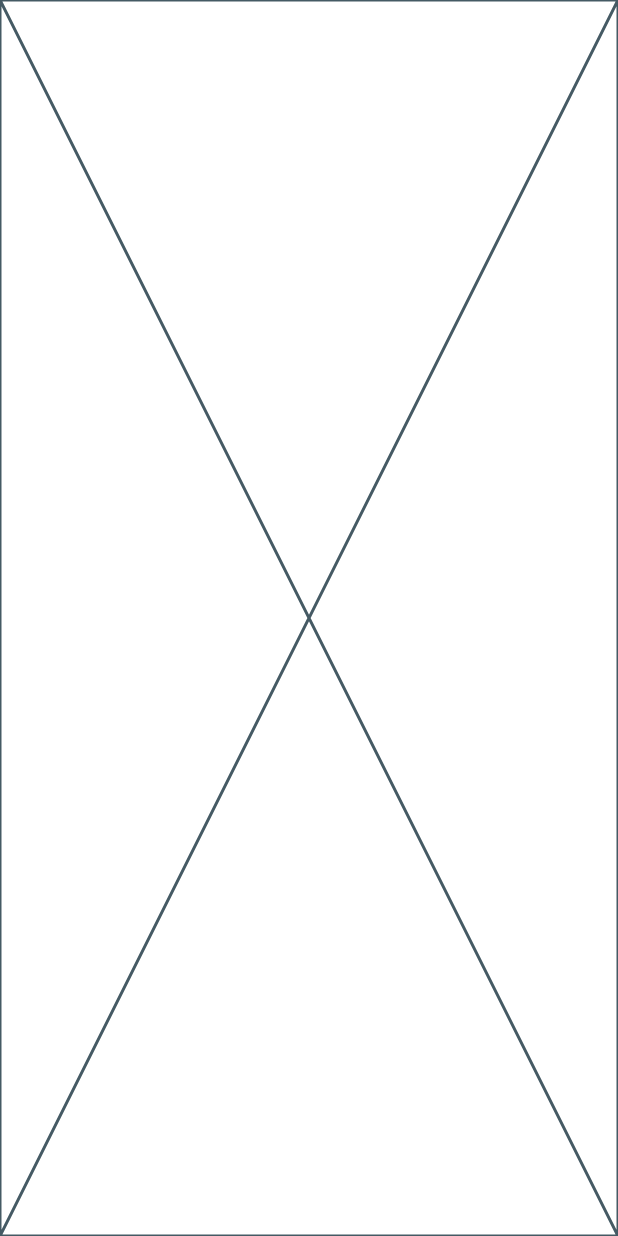
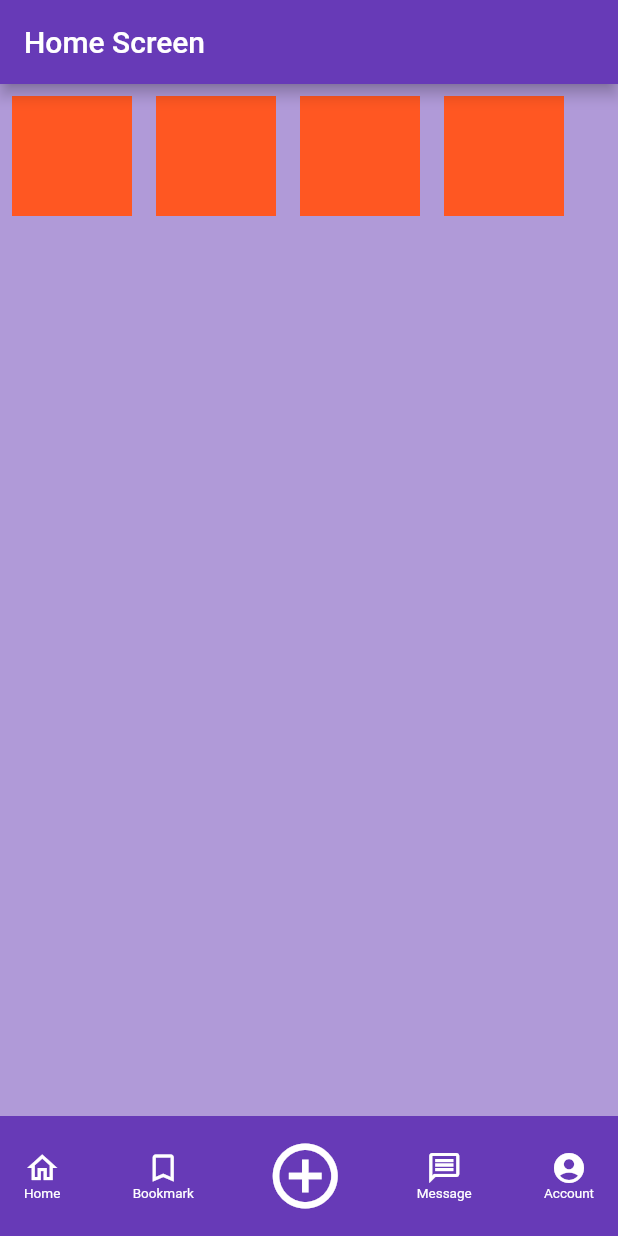
Before and after one commit to iamankitm05/go-router-flutter-app, a Flutter app: the screen it shows after launch, on a phone screen of 412 x 824 dp. Run offline on Flutter 3.47's test engine with Material 2 defaults, Android fonts, the light colour scheme and no system bars; our stand-ins replace go_router.

Commit message:
create screens

```diff
--- a/lib/main.dart
+++ b/lib/main.dart
@@ -1,26 +1,23 @@
 import 'package:flutter/material.dart';
-import 'package:go_router/go_router.dart';
-import 'package:go_router_flutter_app/screens/home_screen.dart';
+import 'package:go_router_flutter_app/routes/app_router.dart';
 
 void main(List<String> args) {
-  runApp(MyApp());
+  runApp(const MyApp());
 }
 
 class MyApp extends StatelessWidget {
-  MyApp({super.key});
+  const MyApp({super.key});
 
   @override
   Widget build(BuildContext context) {
     return MaterialApp.router(
       debugShowCheckedModeBanner: false,
-      routerConfig: router,
+      title: "go router navigation app",
+      theme: ThemeData(
+        primaryColor: Colors.deepPurple,
+        appBarTheme: const AppBarTheme(color: Colors.deepPurple),
+      ),
+      routerConfig: AppRouter().router,
     );
   }
-
-  final GoRouter router = GoRouter(routes: [
-    GoRoute(
-      path: '/',
-      builder: (context, state) => const HomeScreen(),
-    )
-  ]);
 }
--- /dev/null
+++ b/lib/routes/app_router.dart
@@ -0,0 +1,50 @@
+import 'package:flutter/material.dart';
+import 'package:go_router/go_router.dart';
+import 'package:go_router_flutter_app/routes/route_constants.dart';
+import 'package:go_router_flutter_app/screens/account_screen.dart';
+import 'package:go_router_flutter_app/screens/bookmarker_screen.dart';
+import 'package:go_router_flutter_app/screens/home_screen.dart';
+import 'package:go_router_flutter_app/screens/message_screen.dart';
+
+class AppRouter {
+  final GoRouter router = GoRouter(
+    routes: [
+      GoRoute(
+        name: RouteConstants.home,
+        path: '/',
+        pageBuilder: (context, state) {
+          return const MaterialPage(child: HomeScreen());
+        },
+      ),
+      GoRoute(
+        name: RouteConstants.account,
+        path: '/account',
+        pageBuilder: (context, state) {
+          return const MaterialPage(child: AccountScreen());
+        },
+      ),
+      GoRoute(
+        name: RouteConstants.chats,
+        path: '/chats',
+        pageBuilder: (context, state) {
+          return const MaterialPage(child: MessageScreen());
+        },
+      ),
+      GoRoute(
+        name: RouteConstants.bookmarker,
+        path: '/bookmarker',
+        pageBuilder: (context, state) {
+          return const MaterialPage(child: BookMarkerScreen());
+        },
+      ),
+    ],
+    redirect: (context, state) async {
+      bool isAuthenticated = false & true;
+      if(isAuthenticated) {
+        return state.namedLocation(RouteConstants.account);
+      }
+
+      return null;
+    },
+  );
+}
--- /dev/null
+++ b/lib/routes/route_constants.dart
@@ -0,0 +1,7 @@
+class RouteConstants {
+  static const String home = "home";
+  static const String account = "account";
+  static const String chats = "chats";
+  static const String create = "create";
+  static const String bookmarker = "bookmarker";
+}
--- /dev/null
+++ b/lib/screens/account_screen.dart
@@ -0,0 +1,19 @@
+import 'package:flutter/material.dart';
+import 'package:go_router_flutter_app/widgets/custom_bottom_navbar/custom_bottom_navbar.dart';
+
+class AccountScreen extends StatelessWidget {
+  const AccountScreen({super.key});
+
+  @override
+  Widget build(BuildContext context) {
+    return Scaffold(
+      appBar: AppBar(
+        title: const Text("Account Screen"),
+      ),
+      bottomNavigationBar: const CustomBottomNavBar(),
+      body: Container(
+        color: Colors.deepOrange,
+      ),
+    );
+  }
+}
--- /dev/null
+++ b/lib/screens/bookmarker_screen.dart
@@ -0,0 +1,19 @@
+import 'package:flutter/material.dart';
+import 'package:go_router_flutter_app/widgets/custom_bottom_navbar/custom_bottom_navbar.dart';
+
+class BookMarkerScreen extends StatelessWidget {
+  const BookMarkerScreen({super.key});
+
+  @override
+  Widget build(BuildContext context) {
+    return Scaffold(
+      appBar: AppBar(
+        title: const Text("Bookmarker Screen"),
+      ),
+      bottomNavigationBar: const CustomBottomNavBar(),
+      body: Container(
+        color: Colors.blue,
+      ),
+    );
+  }
+}
--- a/lib/screens/home_screen.dart
+++ b/lib/screens/home_screen.dart
@@ -1,10 +1,47 @@
 import 'package:flutter/material.dart';
+import 'package:go_router_flutter_app/widgets/custom_bottom_navbar/custom_bottom_navbar.dart';
 
 class HomeScreen extends StatelessWidget {
   const HomeScreen({super.key});
 
   @override
   Widget build(BuildContext context) {
-    return const Placeholder();
+    return Scaffold(
+      bottomNavigationBar: const CustomBottomNavBar(),
+      appBar: AppBar(
+        title: const Text("Home Screen"),
+      ),
+      body: Container(
+        width: double.infinity,
+        height: double.infinity,
+        color: Colors.deepPurple.withOpacity(0.5),
+        child: Wrap(children: [
+          Container(
+            width: 80,
+            height: 80,
+            margin: const EdgeInsets.all(8),
+            color: Colors.deepOrange,
+          ),
+          Container(
+            width: 80,
+            height: 80,
+            margin: const EdgeInsets.all(8),
+            color: Colors.deepOrange,
+          ),
+          Container(
+            width: 80,
+            height: 80,
+            margin: const EdgeInsets.all(8),
+            color: Colors.deepOrange,
+          ),
+          Container(
+            width: 80,
+            height: 80,
+            margin: const EdgeInsets.all(8),
+            color: Colors.deepOrange,
+          ),
+        ]),
+      ),
+    );
   }
 }
--- /dev/null
+++ b/lib/screens/message_screen.dart
@@ -0,0 +1,19 @@
+import 'package:flutter/material.dart';
+import 'package:go_router_flutter_app/widgets/custom_bottom_navbar/custom_bottom_navbar.dart';
+
+class MessageScreen extends StatelessWidget {
+  const MessageScreen({super.key});
+
+  @override
+  Widget build(BuildContext context) {
+    return Scaffold(
+      appBar: AppBar(
+        title: const Text("Messages Screen"),
+      ),
+      bottomNavigationBar: const CustomBottomNavBar(),
+      body: Container(
+        color: Colors.pink,
+      ),
+    );
+  }
+}
--- /dev/null
+++ b/lib/widgets/custom_bottom_navbar/custom_bottom_navbar.dart
@@ -0,0 +1,51 @@
+import 'package:flutter/material.dart';
+import 'package:go_router/go_router.dart';
+import 'package:go_router_flutter_app/routes/route_constants.dart';
+import 'package:go_router_flutter_app/widgets/custom_bottom_navbar/custom_navbar_item.dart';
+
+class CustomBottomNavBar extends StatelessWidget {
+  const CustomBottomNavBar({super.key});
+
+  @override
+  Widget build(BuildContext context) {
+    return Container(
+      color: Colors.deepPurple,
+      height: 80,
+      padding: const EdgeInsets.symmetric(horizontal: 16),
+      child: Row(
+        mainAxisAlignment: MainAxisAlignment.spaceBetween,
+        crossAxisAlignment: CrossAxisAlignment.center,
+        children: [
+          CustomNavBarItem(
+            text: "Home",
+            iconData: Icons.home_outlined,
+            onTap: () => context.goNamed(RouteConstants.home),
+          ),
+          CustomNavBarItem(
+            text: "Bookmark",
+            iconData: Icons.bookmark_outline,
+            onTap: () => context.goNamed(RouteConstants.bookmarker),
+          ),
+          InkWell(
+            onTap: () => context.goNamed(RouteConstants.bookmarker),
+            child: const Icon(
+              Icons.add_circle_outline,
+              color: Colors.white,
+              size: 52,
+            ),
+          ),
+          CustomNavBarItem(
+            text: "Message",
+            iconData: Icons.message_outlined,
+            onTap: () => context.goNamed(RouteConstants.chats),
+          ),
+          CustomNavBarItem(
+            text: "Account",
+            iconData: Icons.account_circle_sharp,
+            onTap: () => context.goNamed(RouteConstants.account),
+          ),
+        ],
+      ),
+    );
+  }
+}
--- /dev/null
+++ b/lib/widgets/custom_bottom_navbar/custom_navbar_item.dart
@@ -0,0 +1,38 @@
+import 'package:flutter/material.dart';
+
+class CustomNavBarItem extends StatelessWidget {
+  final String text;
+  final IconData iconData;
+  final VoidCallback? onTap;
+
+  const CustomNavBarItem({
+    super.key,
+    required this.text,
+    required this.iconData,
+    this.onTap,
+  });
+
+  @override
+  Widget build(BuildContext context) {
+    return Column(
+      mainAxisAlignment: MainAxisAlignment.center,
+      children: [
+        InkWell(
+          onTap: onTap,
+          child: Icon(
+            iconData,
+            color: Colors.white,
+            size: 24,
+          ),
+        ),
+        Text(
+          text,
+          style: const TextStyle(
+            color: Colors.white,
+            fontSize: 9,
+          ),
+        )
+      ],
+    );
+  }
+}
```
